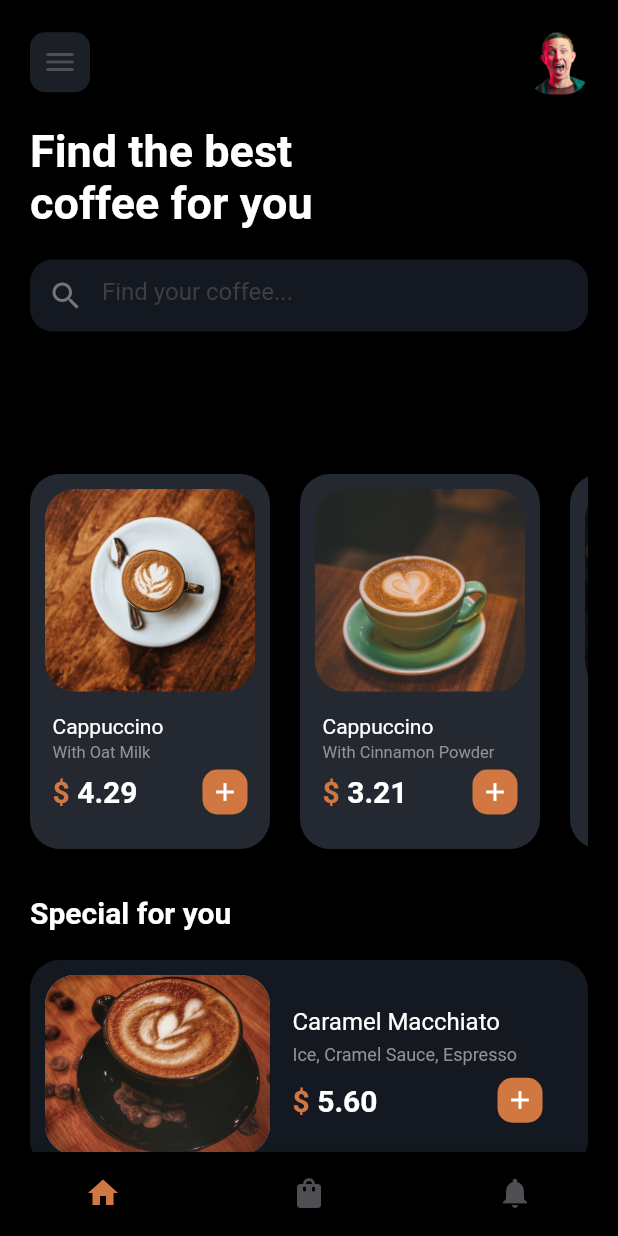
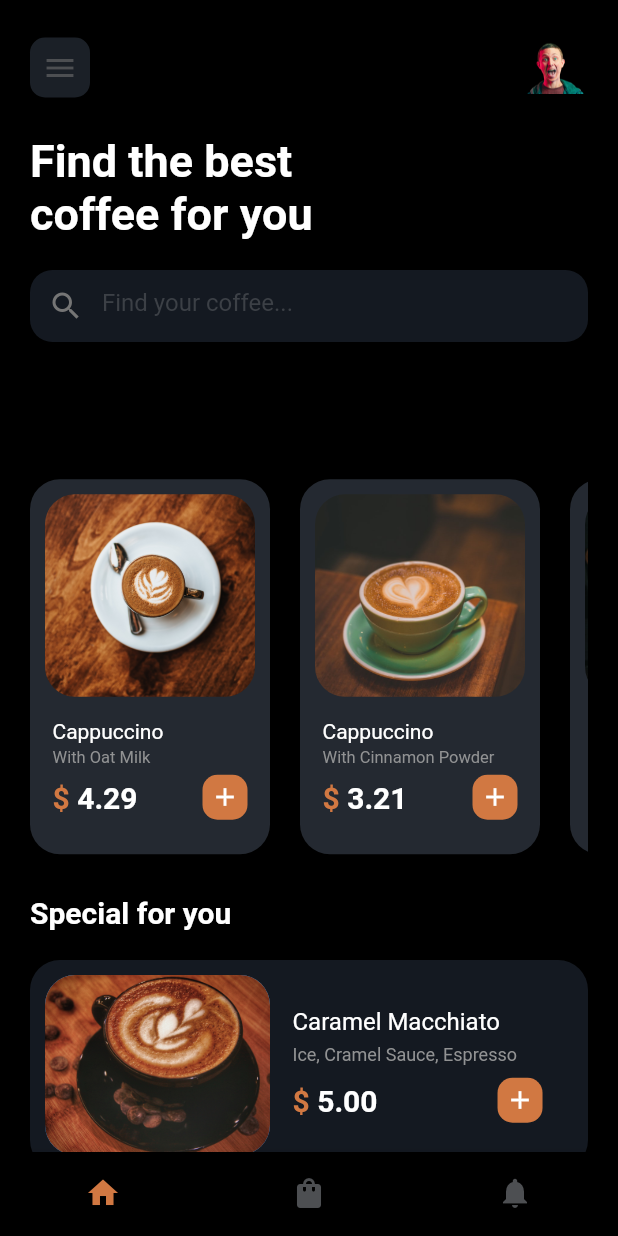
Before and after one commit to khadkabindu/flutter_coffee_app, a Flutter app: the screen it shows after launch, on a phone screen of 412 x 824 dp. Run offline on Flutter 3.47's test engine with Material 2 defaults, Android fonts, the phone set to English and light mode, and no system bars; our stand-ins replace blurrycontainer, flutter_svg.

Commit message:
add screens

```diff
--- a/lib/home_screen.dart
+++ b/lib/home_screen.dart
@@ -4,14 +4,14 @@ import 'package:flutter_coffeeapp/special_coffee_card.dart';
 
 import 'coffee_details_page.dart';
 
-class MyHomePage extends StatefulWidget {
-  const MyHomePage({Key key}) : super(key: key);
+class HomeScreen extends StatefulWidget {
+  const HomeScreen({Key key}) : super(key: key);
 
   @override
-  _MyHomePageState createState() => _MyHomePageState();
+  _HomeScreenState createState() => _HomeScreenState();
 }
 
-class _MyHomePageState extends State<MyHomePage> with TickerProviderStateMixin {
+class _HomeScreenState extends State<HomeScreen> with TickerProviderStateMixin {
   TabController tabController;
   int _selectedIndex = 0;
 
@@ -41,8 +41,6 @@ class _MyHomePageState extends State<MyHomePage> with TickerProviderStateMixin {
             width: MediaQuery.of(context).size.width,
             height: 620,
             child: Column(
-                  mainAxisSize: MainAxisSize.min,
-                  mainAxisAlignment: MainAxisAlignment.start,
               crossAxisAlignment: CrossAxisAlignment.start,
               children: [
                 Row(
@@ -58,18 +56,11 @@ class _MyHomePageState extends State<MyHomePage> with TickerProviderStateMixin {
                           Icons.menu,
                           color: Color(0xff4d4f52),
                         )),
-                        Container(
-                          height: 43,
-                          width: 40,
-                          decoration: BoxDecoration(
-                            borderRadius: BorderRadius.circular(15),
-                            image: DecorationImage(
-                              fit: BoxFit.cover,
-                              image: AssetImage(
-                                  "images/timothy-dykes-yd4ubMUNTG0-unsplash-removebg-preview.png"),
+                    Image.asset(
+                      "images/timothy-dykes-yd4ubMUNTG0-unsplash-removebg-preview.png",
+                      height: 50,
+                      width: 50,
                     ),
-                          ),
-                        )
                   ],
                 ),
                 SizedBox(
@@ -112,8 +103,8 @@ class _MyHomePageState extends State<MyHomePage> with TickerProviderStateMixin {
                     labelColor: Color(0xffd17842),
                     labelStyle: TextStyle(fontWeight: FontWeight.bold),
                     unselectedLabelColor: Color(0xff3c4046),
-                        indicator: CircleTabIndicator(
-                            color: Color(0xffd17842), radius: 4),
+                    indicator:
+                        CircleTabIndicator(color: Color(0xffd17842), radius: 4),
                     tabs: [
                       Tab(
                         text: "Cappuccino",
--- a/lib/main.dart
+++ b/lib/main.dart
@@ -14,7 +14,7 @@ class MyApp extends StatelessWidget {
       theme: ThemeData(
         primarySwatch: Colors.blue,
       ),
-      home: MyHomePage(),
+      home: HomeScreen(),
     );
   }
 }
--- a/lib/special_coffee_card.dart
+++ b/lib/special_coffee_card.dart
@@ -19,6 +19,8 @@ class SpecialCoffeeCard extends StatelessWidget {
     "Turkish coffee, Sugar",
     "Ground Coffee, Water"
   ];
+
+  List<String> price = ["5.00", "7.50", "9.00"];
 
 
   @override
@@ -86,7 +88,7 @@ class SpecialCoffeeCard extends StatelessWidget {
                                   fontSize: 20),
                             ),
                             Text(
-                              "5.60",
+                              "${price[index]}",
                               style: TextStyle(
                                   color: Colors.white,
                                   fontSize: 20,
```
Also changed, not shown: images/firstscreen.png (added), images/secondscreen.png (added). Lines whose indentation alone changed are shown as unchanged.
